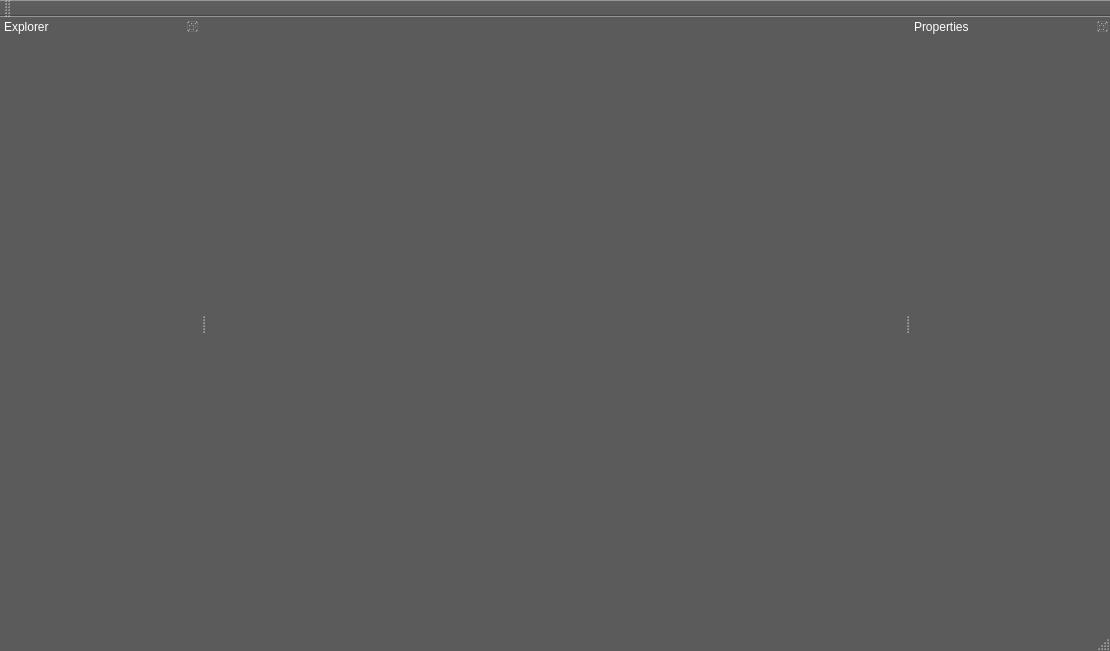
Qt form qtEditor/mainwindow.ui (OGRECave/scape) before a commit.
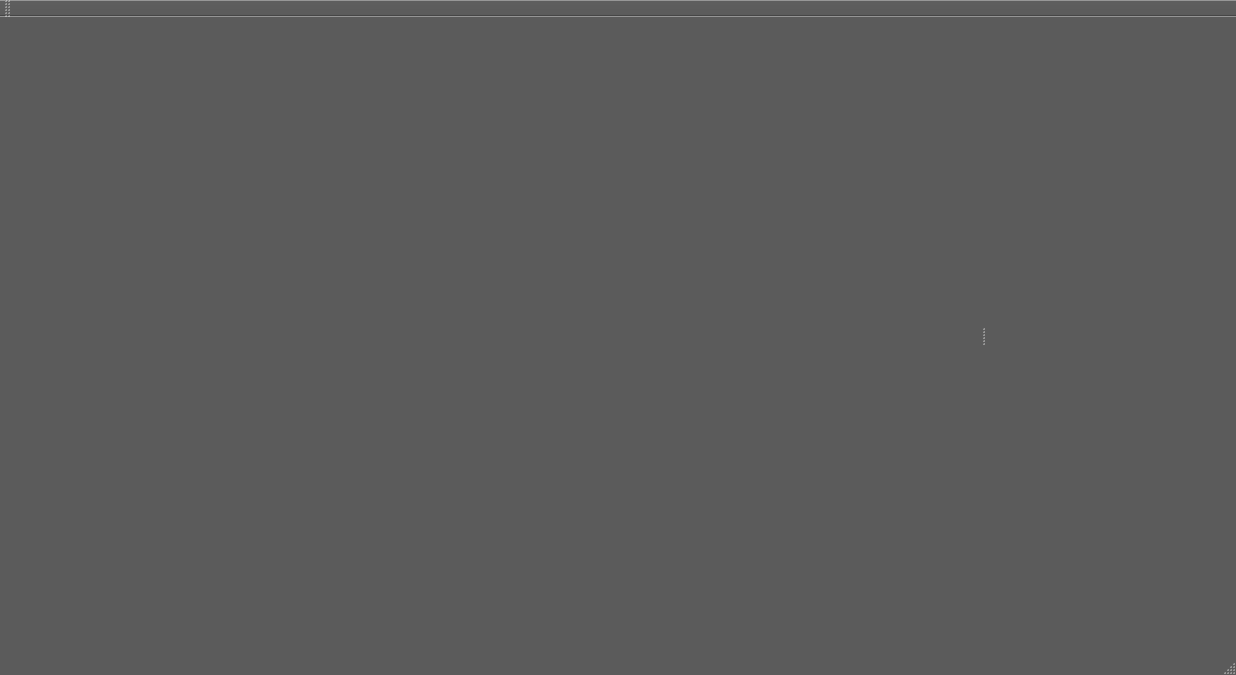
The same form after that commit.

The edit to the form file:
```diff
--- a/qtEditor/mainwindow.ui
+++ b/qtEditor/mainwindow.ui
@@ -6,8 +6,8 @@
    <rect>
     <x>0</x>
     <y>0</y>
-    <width>1110</width>
-    <height>651</height>
+    <width>1236</width>
+    <height>675</height>
    </rect>
   </property>
   <property name="palette">
@@ -434,9 +434,7 @@
   <property name="dockNestingEnabled">
    <bool>true</bool>
   </property>
-  <widget class="QWidget" name="centralWidget">
-   <layout class="QVBoxLayout" name="verticalLayout"/>
-  </widget>
+  <widget class="QWidget" name="centralWidget"/>
   <widget class="QMenuBar" name="menuBar">
    <property name="geometry">
     <rect>
@@ -447,7 +445,40 @@
     </rect>
    </property>
   </widget>
-  <widget class="QToolBar" name="mainToolBar">
+  <widget class="QStatusBar" name="statusBar"/>
+  <widget class="QDockWidget" name="dockWidget">
+   <property name="minimumSize">
+    <size>
+     <width>250</width>
+     <height>40</height>
+    </size>
+   </property>
+   <property name="floating">
+    <bool>false</bool>
+   </property>
+   <property name="features">
+    <set>QDockWidget::NoDockWidgetFeatures</set>
+   </property>
+   <property name="allowedAreas">
+    <set>Qt::RightDockWidgetArea</set>
+   </property>
+   <attribute name="dockWidgetArea">
+    <number>2</number>
+   </attribute>
+   <widget class="QWidget" name="dockWidgetContents">
+    <property name="minimumSize">
+     <size>
+      <width>250</width>
+      <height>0</height>
+     </size>
+    </property>
+    <layout class="QVBoxLayout" name="verticalLayout"/>
+   </widget>
+  </widget>
+  <widget class="QToolBar" name="toolBar">
+   <property name="windowTitle">
+    <string>toolBar</string>
+   </property>
    <attribute name="toolBarArea">
     <enum>TopToolBarArea</enum>
    </attribute>
@@ -455,51 +486,6 @@
     <bool>false</bool>
    </attribute>
   </widget>
-  <widget class="QStatusBar" name="statusBar"/>
-  <widget class="QDockWidget" name="explorerDockWidget">
-   <property name="features">
-    <set>QDockWidget::DockWidgetFloatable|QDockWidget::DockWidgetMovable</set>
-   </property>
-   <property name="allowedAreas">
-    <set>Qt::LeftDockWidgetArea|Qt::RightDockWidgetArea</set>
-   </property>
-   <property name="windowTitle">
-    <string>Explorer</string>
-   </property>
-   <attribute name="dockWidgetArea">
-    <number>1</number>
-   </attribute>
-   <widget class="QWidget" name="dockWidgetContents">
-    <property name="minimumSize">
-     <size>
-      <width>200</width>
-      <height>0</height>
-     </size>
-    </property>
-   </widget>
-  </widget>
-  <widget class="QDockWidget" name="propertiesDockWidget">
-   <property name="features">
-    <set>QDockWidget::DockWidgetFloatable|QDockWidget::DockWidgetMovable</set>
-   </property>
-   <property name="allowedAreas">
-    <set>Qt::LeftDockWidgetArea|Qt::RightDockWidgetArea</set>
-   </property>
-   <property name="windowTitle">
-    <string>Properties</string>
-   </property>
-   <attribute name="dockWidgetArea">
-    <number>2</number>
-   </attribute>
-   <widget class="QWidget" name="dockWidgetContents_2">
-    <property name="minimumSize">
-     <size>
-      <width>200</width>
-      <height>0</height>
-     </size>
-    </property>
-   </widget>
-  </widget>
  </widget>
  <layoutdefault spacing="6" margin="11"/>
  <resources/>
```
Left out of the diff: 2 changed lines with no effect on the pictures.
